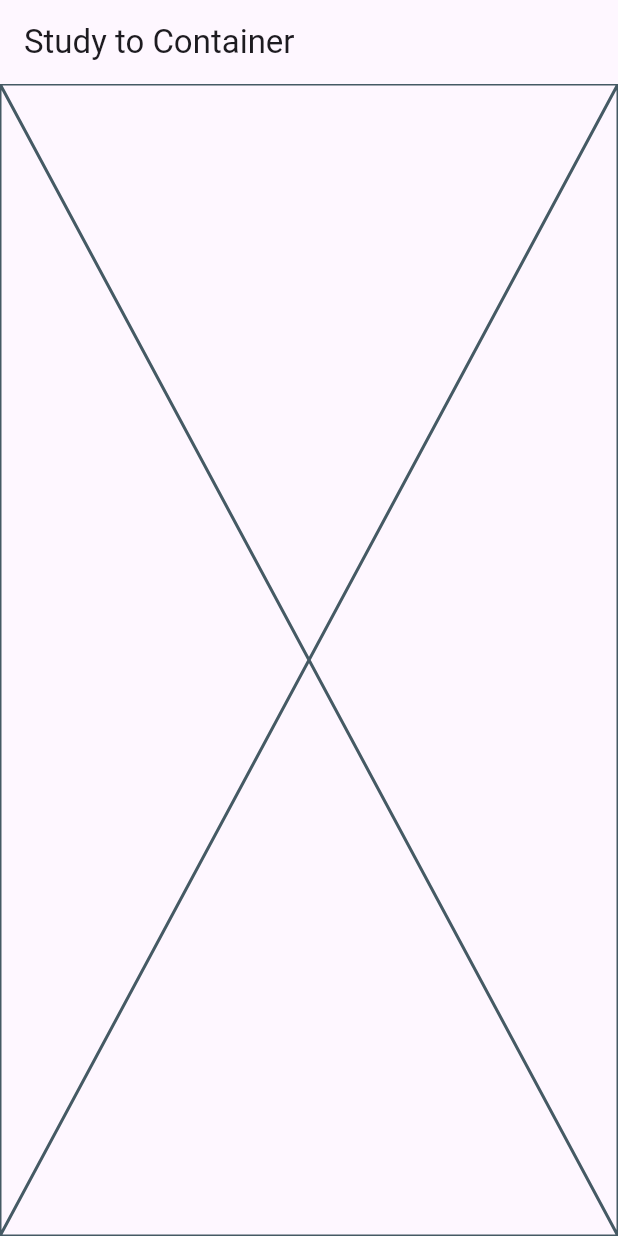
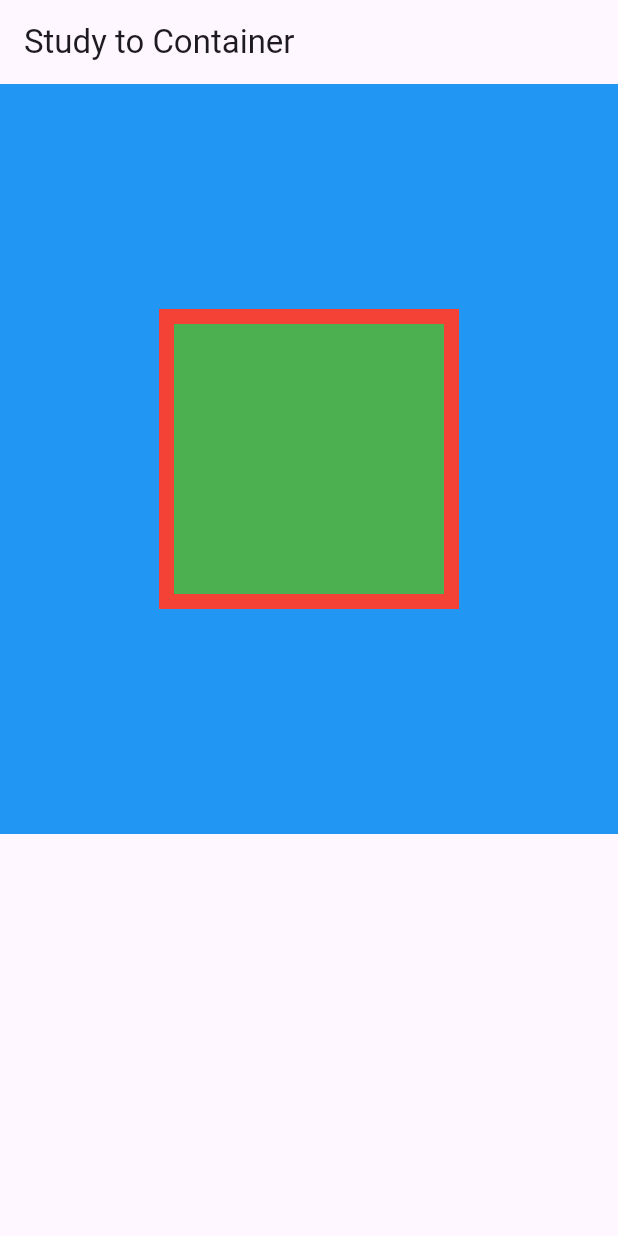
Before and after one commit to mimo626/flutter_example, a Flutter app: the screen it shows after launch, on a phone screen of 412 x 824 dp. Run offline on Flutter 3.47's test engine with Material 3 defaults, Android fonts, the phone set to English and light mode, and no system bars.

```diff
--- a/lib/main.dart
+++ b/lib/main.dart
@@ -9,7 +9,7 @@ void main() {
       appBar: AppBar(
         title: Text("Study to Container"),
       ),
-      body: Body(),
+      body: HomeWidget(),
     ),
   ));
 }
@@ -334,11 +334,42 @@ class StackAlign extends StatelessWidget {
   }
 }
 
-class Body extends StatelessWidget {
-  const Body({super.key});
+// Constraint
+class HomeWidget extends StatelessWidget {
+  const HomeWidget({super.key});
 
   @override
   Widget build(BuildContext context) {
-    return const Placeholder();
+    return SafeArea(
+      child: Scaffold(
+        body: ConstraintsWidget(),
+      ),
+    );
   }
 }
+class ConstraintsWidget extends StatelessWidget {
+  const ConstraintsWidget({super.key});
+
+  @override
+  Widget build(BuildContext context) {
+    return Container(
+      height: 500,
+      width: 500,
+      color: Colors.blue,
+      child: Center(
+        child: Container(
+          constraints: BoxConstraints.tight(Size(200, 200)),
+          color: Colors.red,
+          height: 300,
+          width: 300,
+          child: Container(
+            margin: EdgeInsets.all(10),
+            color: Colors.green,
+            height: 50,
+            width: 50,
+          ),
+        ),
+      ),
+    );
+  }
+}
```
